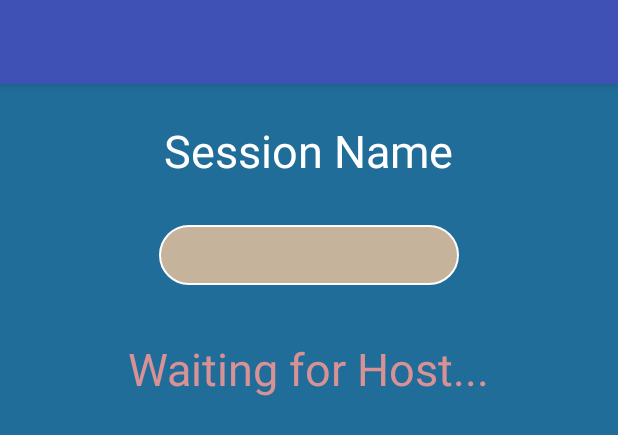
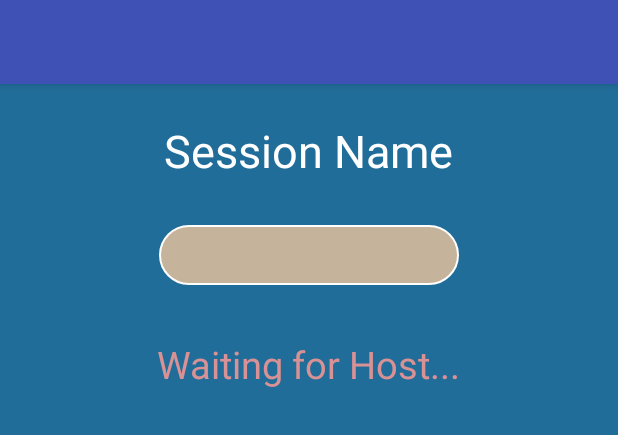
Before and after one commit to matthewcdahl/SavantAndroidTeam, an Android app: the layout fragment_poker_user.xml on its own in the app's theme, with its tools: preview values and no code run, on a phone screen of 412 x 824 dp. Shown: the top 435 px of the screen. Run offline under Robolectric (Android 15) with nearby library versions, the phone set to English and light mode, and no system bars.

```diff
--- a/app/src/main/res/layout/fragment_poker_user.xml
+++ b/app/src/main/res/layout/fragment_poker_user.xml
@@ -53,7 +53,7 @@
         android:text="Waiting for Host..."
         android:layout_centerHorizontal="true"
         android:layout_marginTop="35dp"
-        android:textSize="30sp"
+        android:textSize="25sp"
         android:textColor="#d89194"/>
 
 
```
Also changed, not shown: app/src/main/java/com/savant/savantandroidteam/poker/PokerUserFragment.java (+5 -3 lines).
